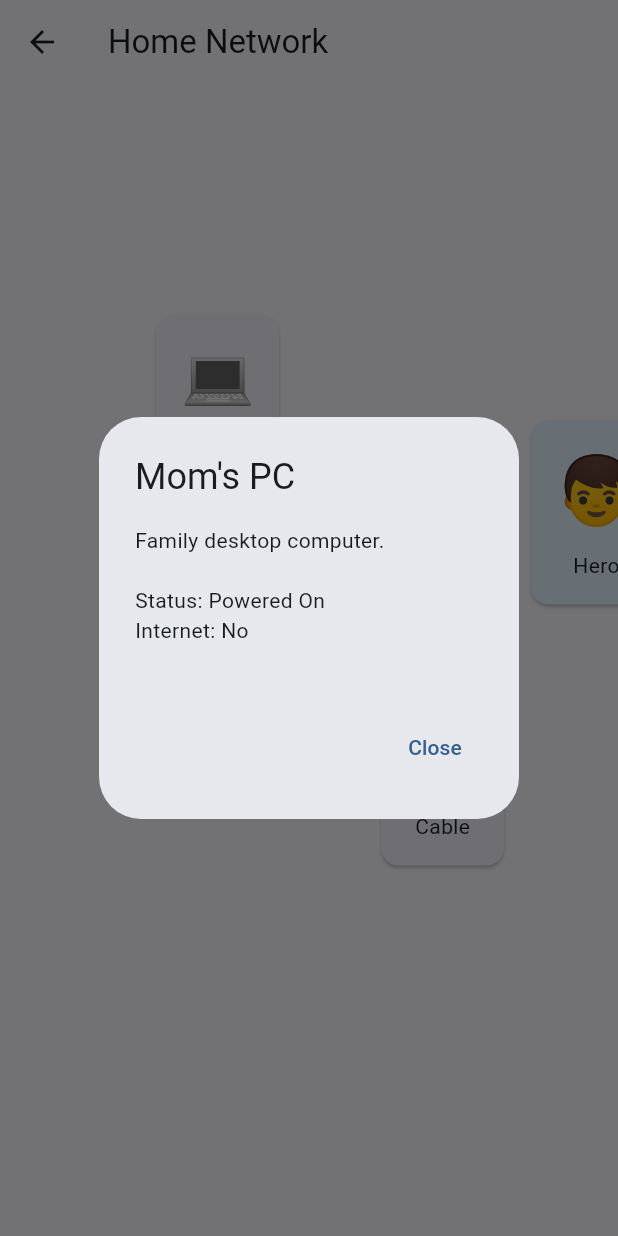
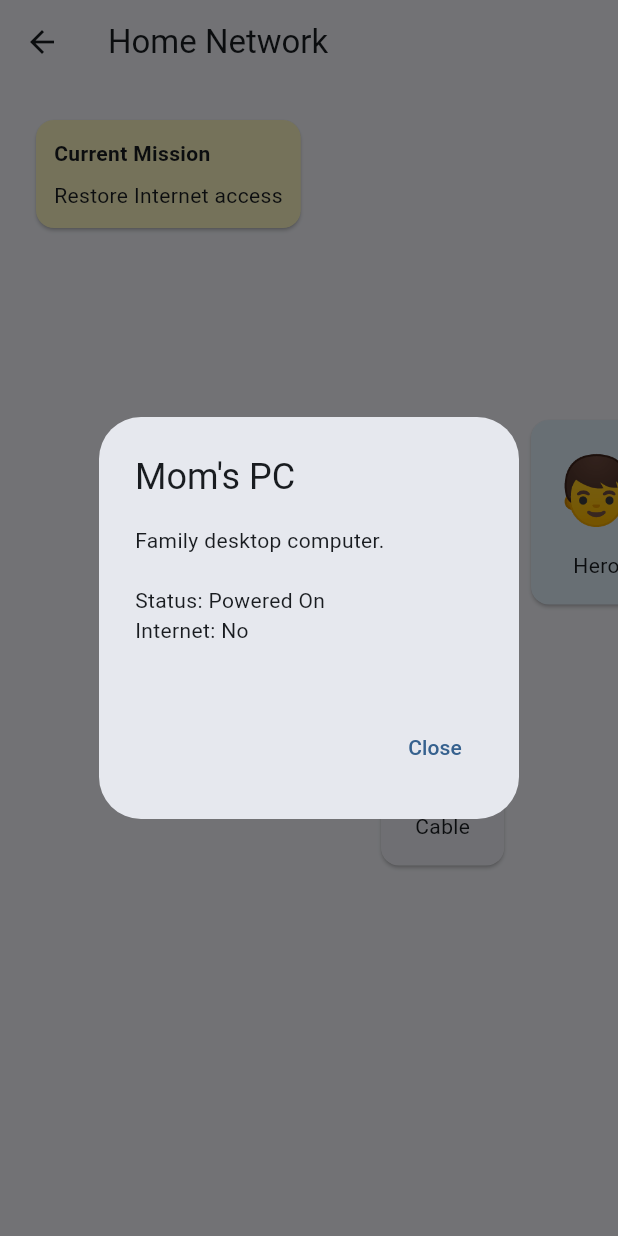
Before and after one commit to vincentloiko/packethero, a Flutter app: the HomeNetworkScreen screen opened directly, after a tap on "PC", on a phone screen of 412 x 824 dp. Run offline on Flutter 3.47's test engine with Material 3 defaults, Android fonts, the phone set to English and light mode, and no system bars.

Commit message:
Add first playable PacketHero mission

```diff
--- a/lib/screens/home_network_screen.dart
+++ b/lib/screens/home_network_screen.dart
@@ -11,6 +11,24 @@ class _HomeNetworkScreenState extends State<HomeNetworkScreen> {
   bool cableConnectedToPc = false;
   bool cableConnectedToRouter = false;
 
+  bool inspectedPc = false;
+  bool inspectedRouter = false;
+  bool inspectedCable = false;
+
+  bool missionCompleted = false;
+  bool internetVerified = false;
+
+  void _checkMissionCompletion() {
+    if (inspectedPc &&
+        inspectedRouter &&
+        inspectedCable &&
+        cableConnectedToPc &&
+        cableConnectedToRouter &&
+        internetVerified) {
+      missionCompleted = true;
+    }
+  }
+
   @override
   Widget build(BuildContext context) {
     return Scaffold(
@@ -20,8 +38,37 @@ class _HomeNetworkScreenState extends State<HomeNetworkScreen> {
       body: Stack(
         children: [
           Positioned(
-            left: 100,
-            top: 150,
+            left: 20,
+            top: 20,
+            child: Card(
+              color: missionCompleted
+                  ? Colors.green.shade100
+                  : Colors.yellow.shade100,
+              child: Padding(
+                padding: const EdgeInsets.all(12),
+                child: Column(
+                  crossAxisAlignment: CrossAxisAlignment.start,
+                  children: [
+                    Text(
+                      missionCompleted
+                          ? 'MISSION COMPLETE'
+                          : 'Current Mission',
+                      style: const TextStyle(fontWeight: FontWeight.bold),
+                    ),
+                    const SizedBox(height: 8),
+                    const Text('Restore Internet access'),
+                    if (missionCompleted) ...[
+                      const SizedBox(height: 8),
+                      const Text('✓ Completed'),
+                    ],
+                  ],
+                ),
+              ),
+            ),
+          ),
+          Positioned(
+            left: 120,
+            top: 260,
             child: _deviceCard(context, '💻', 'PC'),
           ),
           Positioned(
@@ -47,6 +94,26 @@ class _HomeNetworkScreenState extends State<HomeNetworkScreen> {
   Widget _deviceCard(BuildContext context, String icon, String title) {
     return InkWell(
       onTap: () {
+        setState(() {
+          if (title == 'PC') {
+            inspectedPc = true;
+
+            if (cableConnectedToPc && cableConnectedToRouter) {
+              internetVerified = true;
+            }
+          }
+
+          if (title == 'Router') {
+            inspectedRouter = true;
+          }
+
+          if (title == 'Cable') {
+            inspectedCable = true;
+          }
+
+          _checkMissionCompletion();
+        });
+
         showDialog(
           context: context,
           builder: (dialogContext) {
@@ -61,6 +128,7 @@ class _HomeNetworkScreenState extends State<HomeNetworkScreen> {
                         onPressed: () {
                           setState(() {
                             cableConnectedToPc = !cableConnectedToPc;
+                            _checkMissionCompletion();
                           });
                           setDialogState(() {});
                         },
@@ -76,6 +144,7 @@ class _HomeNetworkScreenState extends State<HomeNetworkScreen> {
                           setState(() {
                             cableConnectedToRouter =
                                 !cableConnectedToRouter;
+                            _checkMissionCompletion();
                           });
                           setDialogState(() {});
                         },
@@ -104,10 +173,7 @@ class _HomeNetworkScreenState extends State<HomeNetworkScreen> {
           child: Column(
             mainAxisSize: MainAxisSize.min,
             children: [
-              Text(
-                icon,
-                style: const TextStyle(fontSize: 40),
-              ),
+              Text(icon, style: const TextStyle(fontSize: 40)),
               const SizedBox(height: 8),
               Text(title),
             ],
@@ -121,13 +187,10 @@ class _HomeNetworkScreenState extends State<HomeNetworkScreen> {
     switch (device) {
       case 'PC':
         return 'Mom\'s PC';
-
       case 'Router':
         return 'Home Router';
-
       case 'Cable':
         return 'Ethernet Cable';
-
       default:
         return device;
     }
@@ -142,14 +205,12 @@ Family desktop computer.
 Status: Powered On
 Internet: ${cableConnectedToPc && cableConnectedToRouter ? 'Connected' : 'No'}
 ''';
-
       case 'Router':
         return '''
 Wireless router used by the family.
 
 Status: Powered On
 ''';
-
       case 'Cable':
         return '''
 Network cable connecting the PC to the router.
@@ -157,7 +218,6 @@ Network cable connecting the PC to the router.
 PC side: ${cableConnectedToPc ? 'Connected' : 'Disconnected'}
 Router side: ${cableConnectedToRouter ? 'Connected' : 'Disconnected'}
 ''';
-
       default:
         return 'Unknown device';
     }
@@ -171,10 +231,7 @@ Router side: ${cableConnectedToRouter ? 'Connected' : 'Disconnected'}
         child: Column(
           mainAxisSize: MainAxisSize.min,
           children: [
-            Text(
-              '👦',
-              style: TextStyle(fontSize: 44),
-            ),
+            Text('👦', style: TextStyle(fontSize: 44)),
             SizedBox(height: 8),
             Text('Hero'),
           ],
```
